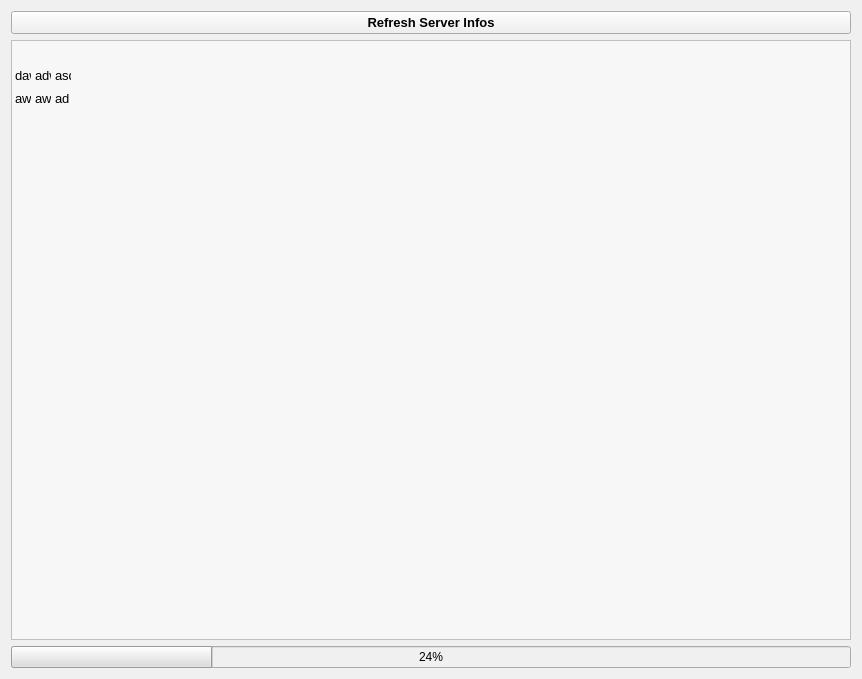
First picture: the form in Source_Code/source_files/isrt_monitor.ui, repository sargolin/ISRT-Insurgency-Sandstorm-RCON-TOOL-and-Mapchanger, before the edit.
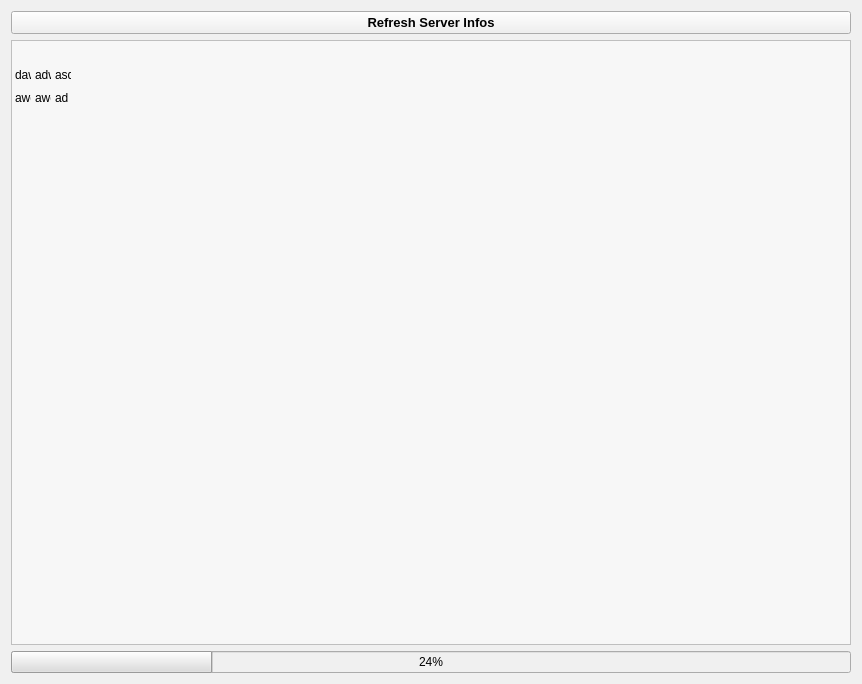
Second picture: the form after the edit. Icons and pictures are not drawn.

Commit message: Preparing Worker for Monitor Thrading

What changed in the file:
```diff
--- a/Source_Code/source_files/isrt_monitor.ui
+++ b/Source_Code/source_files/isrt_monitor.ui
@@ -6,8 +6,8 @@
    <rect>
     <x>0</x>
     <y>0</y>
-    <width>860</width>
-    <height>679</height>
+    <width>862</width>
+    <height>684</height>
    </rect>
   </property>
   <property name="windowTitle">
@@ -68,7 +68,7 @@
        </property>
        <property name="font">
         <font>
-         <pointsize>10</pointsize>
+         <pointsize>9</pointsize>
         </font>
        </property>
        <property name="styleSheet">
```
The commit also changes 3 other files.
